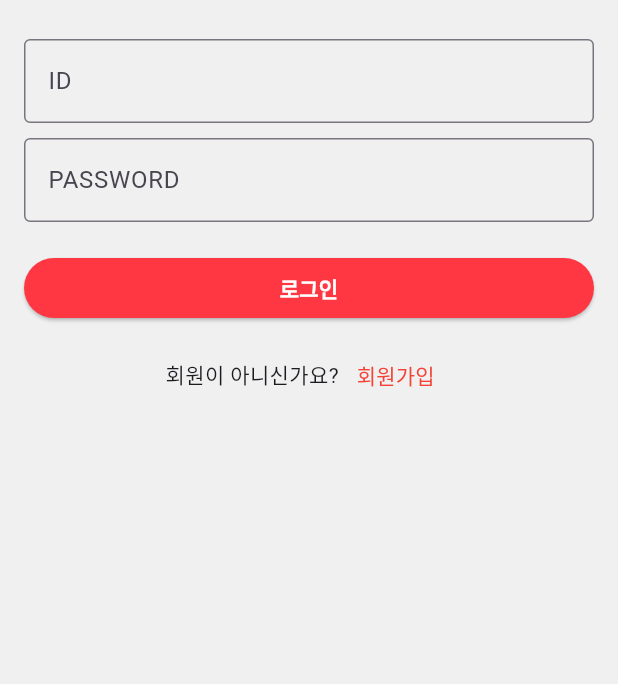
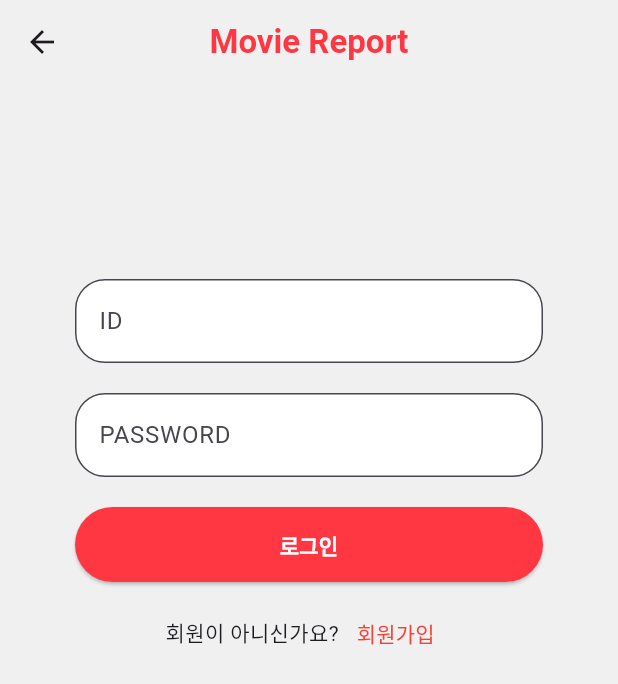
Before and after one commit to tukWinterProject/Frontend, a Flutter app: the Register screen opened directly, after a tap on "회원 가입", after a tap on "로그인", on a phone screen of 412 x 824 dp. Shown: the top 684 px of the screen. Run offline on Flutter 3.47's test engine with Material 3 defaults, Android fonts, the phone set to English and light mode, and no system bars.

Commit message:
로그인 회원가입 퍼블리싱 완료

```diff
--- a/moviereport/lib/src/screen/register/login.dart
+++ b/moviereport/lib/src/screen/register/login.dart
@@ -12,7 +12,6 @@ class _LoginState extends State<Login> {
   final GlobalKey<FormState> _formKey = GlobalKey<FormState>();
   final TextEditingController _emailController = TextEditingController();
   final TextEditingController _passwordController = TextEditingController();
-  final TextEditingController _nameController = TextEditingController();
 
   final RegExp emailRegex =
       RegExp(r'^[a-zA-Z0-9_+.-]+@[a-zA-Z0-9-]+\.[a-zA-Z0-9-.]+$');
@@ -36,17 +35,32 @@ class _LoginState extends State<Login> {
   @override
   Widget build(BuildContext context) {
     return Scaffold(
+      appBar: AppBar(
+        title: Text(
+          'Movie Report',
+          style:
+              TextStyle(color: Color(0xffFF3743), fontWeight: FontWeight.bold),
+        ),
+        centerTitle: true,
+        backgroundColor: Color(0xFFF0F0F0),
+        elevation: 0,
+      ),
       body: Form(
         key: _formKey,
+        child: Center(
           child: ListView(
-          padding: const EdgeInsets.all(16.0),
+            padding: const EdgeInsets.all(50.0),
             children: [
-            const SizedBox(height: 10),
+              SizedBox(height: 80),
               TextFormField(
                 controller: _emailController,
                 decoration: const InputDecoration(
                   labelText: 'ID',
-                border: OutlineInputBorder(),
+                  border: OutlineInputBorder(
+                    borderRadius: BorderRadius.all(Radius.circular(20)),
+                  ),
+                  filled: true,
+                  fillColor: Colors.white,
                 ),
                 validator: (value) {
                   if (value == null || value.isEmpty) {
@@ -58,13 +72,17 @@ class _LoginState extends State<Login> {
                   return null;
                 },
               ),
-            const SizedBox(height: 10),
+              const SizedBox(height: 20),
               TextFormField(
                 controller: _passwordController,
                 obscureText: true,
                 decoration: const InputDecoration(
                   labelText: 'PASSWORD',
-                border: OutlineInputBorder(),
+                  border: OutlineInputBorder(
+                    borderRadius: BorderRadius.all(Radius.circular(20)),
+                  ),
+                  filled: true,
+                  fillColor: Colors.white,
                 ),
                 validator: (value) {
                   if (value == null || value.isEmpty) {
@@ -79,6 +97,7 @@ class _LoginState extends State<Login> {
                 onPressed: _submitForm,
                 style: ElevatedButton.styleFrom(
                   backgroundColor: const Color(0xffFF3743),
+                  minimumSize: Size(double.infinity, 50),
                 ),
                 child: const Text(
                   '로그인',
@@ -107,6 +126,7 @@ class _LoginState extends State<Login> {
             ],
           ),
         ),
+      ),
     );
   }
 }
--- a/moviereport/lib/src/screen/register/register.dart
+++ b/moviereport/lib/src/screen/register/register.dart
@@ -37,16 +37,32 @@ class _RegisterState extends State<Register> {
   @override
   Widget build(BuildContext context) {
     return Scaffold(
-      body: Form(
+      appBar: AppBar(
+        title: Text(
+          'Movie Report',
+          style:
+              TextStyle(color: Color(0xffFF3743), fontWeight: FontWeight.bold),
+        ),
+        centerTitle: true,
+        backgroundColor: Color(0xFFF0F0F0),
+        elevation: 0,
+      ),
+      body: Center(
+        child: Form(
           key: _formKey,
           child: ListView(
-          padding: const EdgeInsets.all(16.0),
+            padding: const EdgeInsets.all(50.0),
             children: [
+              SizedBox(height: 80),
               TextFormField(
                 controller: _nameController,
                 decoration: const InputDecoration(
                   labelText: 'NICKNAME',
-                border: OutlineInputBorder(),
+                  border: OutlineInputBorder(
+                    borderRadius: BorderRadius.all(Radius.circular(20)),
+                  ),
+                  filled: true,
+                  fillColor: Colors.white,
                 ),
                 validator: (value) {
                   if (value == null || value.isEmpty) {
@@ -55,12 +71,16 @@ class _RegisterState extends State<Register> {
                   return null;
                 },
               ),
-            const SizedBox(height: 10),
+              const SizedBox(height: 20),
               TextFormField(
                 controller: _emailController,
                 decoration: const InputDecoration(
                   labelText: 'EMAIL',
-                border: OutlineInputBorder(),
+                  border: OutlineInputBorder(
+                    borderRadius: BorderRadius.all(Radius.circular(20)),
+                  ),
+                  filled: true,
+                  fillColor: Colors.white,
                 ),
                 validator: (value) {
                   if (value == null || value.isEmpty) {
@@ -72,13 +92,17 @@ class _RegisterState extends State<Register> {
                   return null;
                 },
               ),
-            const SizedBox(height: 10),
+              const SizedBox(height: 20),
               TextFormField(
                 controller: _passwordController,
                 obscureText: true,
                 decoration: const InputDecoration(
                   labelText: 'PASSWORD',
-                border: OutlineInputBorder(),
+                  border: OutlineInputBorder(
+                    borderRadius: BorderRadius.all(Radius.circular(20)),
+                  ),
+                  filled: true,
+                  fillColor: Colors.white,
                 ),
                 validator: (value) {
                   if (value == null || value.isEmpty) {
@@ -88,11 +112,12 @@ class _RegisterState extends State<Register> {
                   return null;
                 },
               ),
-            const SizedBox(height: 20),
+              const SizedBox(height: 30),
               ElevatedButton(
                 onPressed: _submitForm,
                 style: ElevatedButton.styleFrom(
                   backgroundColor: const Color(0xffFF3743),
+                  minimumSize: Size(double.infinity, 50),
                 ),
                 child: const Text(
                   '회원 가입',
@@ -121,6 +146,7 @@ class _RegisterState extends State<Register> {
             ],
           ),
         ),
+      ),
     );
   }
 }
```
Lines whose indentation alone changed are shown as unchanged.
